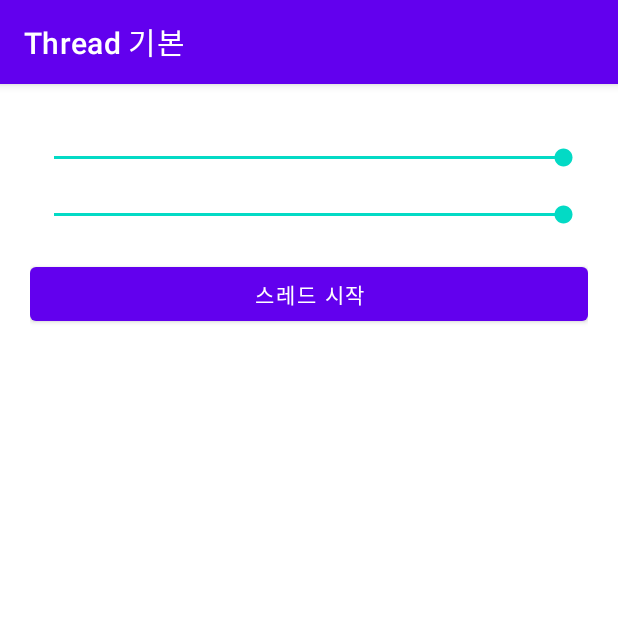
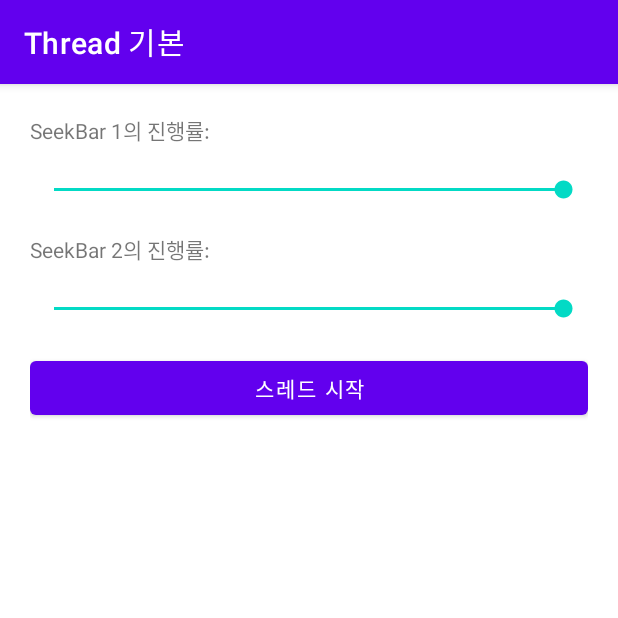
Before and after one commit to koesther0528/Ex13_9, an Android app: the screen it shows after launch (MainActivity), after a tap on "스레드 시작", on a phone screen of 412 x 824 dp, the top half of it. Run offline under Robolectric (Android 15) with nearby library versions, the phone set to English and light mode, and no system bars.

Commit message:
Edit activity_main.xml

```diff
--- a/app/src/main/java/kr/hs/emirim/ko502804/ex13_9/MainActivity.java
+++ b/app/src/main/java/kr/hs/emirim/ko502804/ex13_9/MainActivity.java
@@ -23,7 +23,7 @@ public class MainActivity extends AppCompatActivity {
         btnStart.setOnClickListener(new View.OnClickListener() {
             @Override
             public void onClick(View view) {
-                Thread thread1 = new Thread(){
+                new Thread(){
                     @Override
                     public void run() {
                         for (int i = seek1.getProgress(); i < 100; i = i + 2) {
@@ -31,9 +31,8 @@ public class MainActivity extends AppCompatActivity {
                         SystemClock.sleep(100);
                         }
                     }
-                };
+                }.start();
 
-                thread1.start();
 
                 Thread thread2 = new Thread(){
                     @Override
--- a/app/src/main/res/layout/activity_main.xml
+++ b/app/src/main/res/layout/activity_main.xml
@@ -8,12 +8,25 @@
     android:padding="20dp"
     tools:context=".MainActivity">
 
+    <TextView
+        android:id="@+id/tv1"
+        android:layout_width="match_parent"
+        android:layout_height="wrap_content"
+        android:text="@string/tv1"/>
+
     <SeekBar
         android:layout_marginTop="20dp"
         android:id="@+id/seek1"
         android:layout_width="match_parent"
         android:layout_height="wrap_content"
         android:progress="10"/>
+
+    <TextView
+        android:id="@+id/tv2"
+        android:layout_marginTop="20dp"
+        android:layout_width="match_parent"
+        android:layout_height="wrap_content"
+        android:text="@string/tv2"/>
 
     <SeekBar
         android:layout_marginTop="20dp"
--- a/app/src/main/res/values/strings.xml
+++ b/app/src/main/res/values/strings.xml
@@ -1,4 +1,6 @@
 <resources>
     <string name="app_name">Ex13_9</string>
     <string name="btn_start">스레드 시작</string>
+    <string name="tv1">SeekBar 1의 진행률: </string>
+    <string name="tv2">SeekBar 2의 진행률: </string>
 </resources>
```
